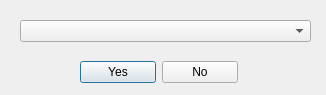
Old version of the form gainos-tk/tool/gainos-studio/ui/forms/cd_select.ui in the repository paduc77/gainos.
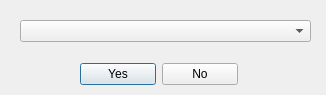
New version of the form.

Diff of the .ui file:
```diff
--- a/gainos-tk/tool/gainos-studio/ui/forms/cd_select.ui
+++ b/gainos-tk/tool/gainos-studio/ui/forms/cd_select.ui
@@ -13,6 +13,9 @@
   <property name="windowTitle">
    <string>Dialog</string>
   </property>
+  <property name="styleSheet">
+   <string notr="true">font: 12pt &quot;Consolas&quot;;</string>
+  </property>
   <widget class="QComboBox" name="cmbxSelect">
    <property name="geometry">
     <rect>
@@ -23,13 +26,13 @@
     </rect>
    </property>
   </widget>
-  <widget class="QWidget" name="">
+  <widget class="QWidget" name="layoutWidget">
    <property name="geometry">
     <rect>
      <x>80</x>
      <y>60</y>
      <width>158</width>
-     <height>25</height>
+     <height>29</height>
     </rect>
    </property>
    <layout class="QHBoxLayout" name="horizontalLayout">
```
